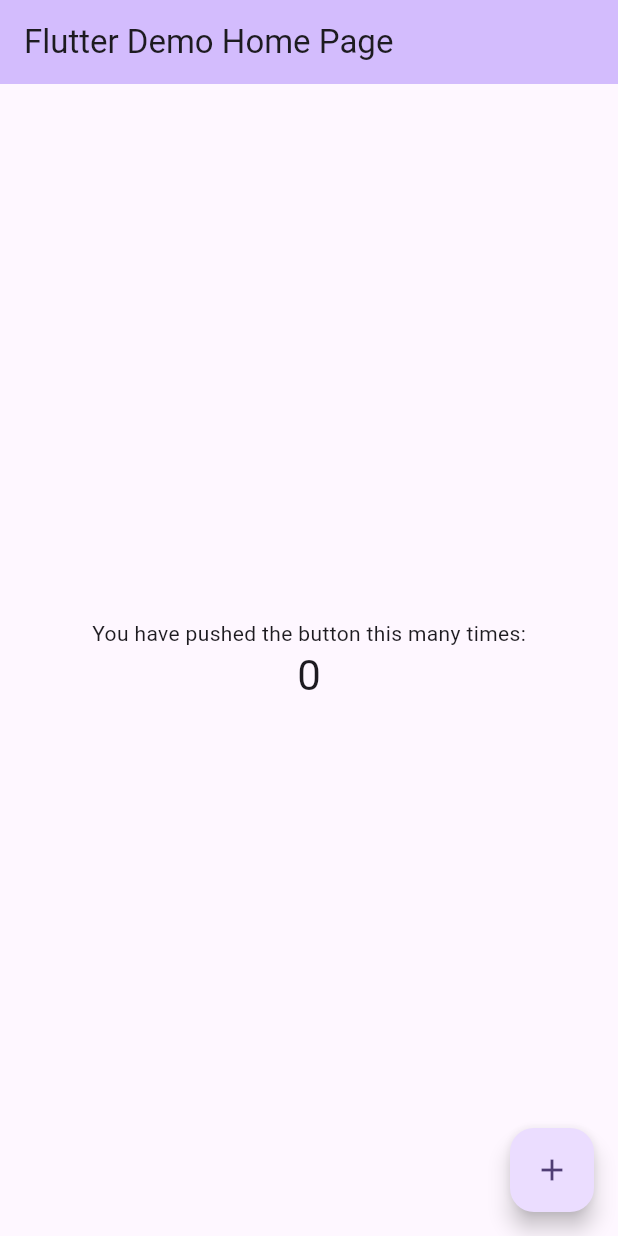
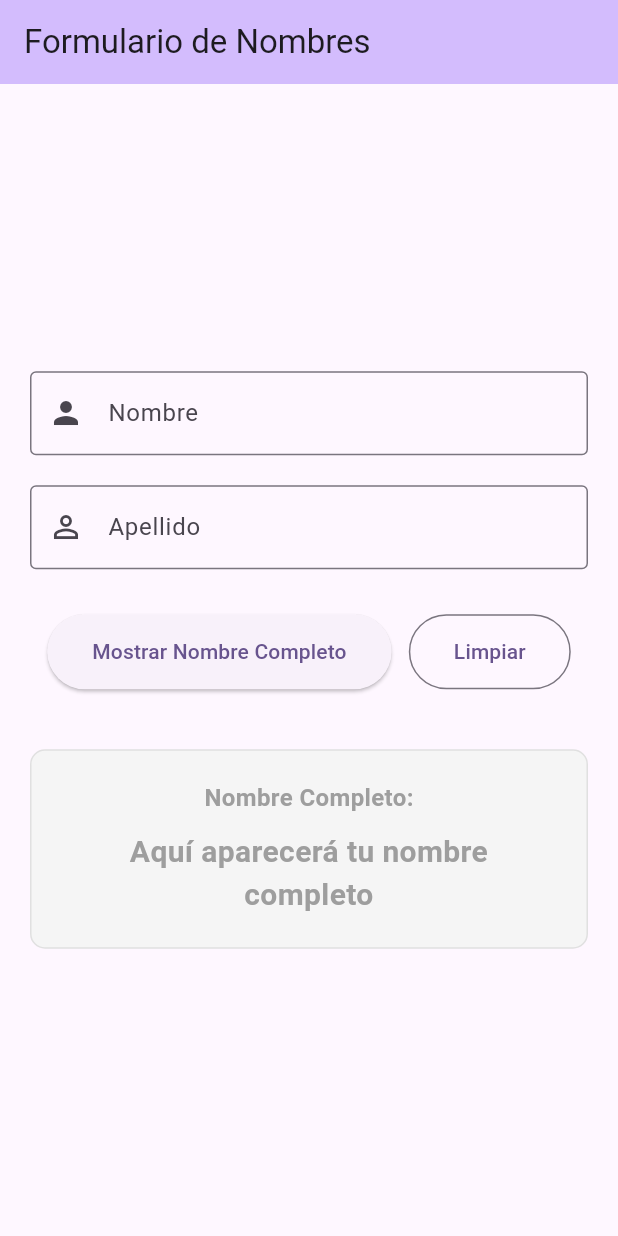
Before and after one commit to dduranuceva/pruebas_grupo_uno, a Flutter app: the screen it shows after launch, on a phone screen of 412 x 824 dp. Run offline on Flutter 3.47's test engine with Material 3 defaults, Android fonts, the phone set to English and light mode, and no system bars.

Commit message:
Implementar formulario para ingresar nombre y apellido con funcionalidad de concatenación y limpieza de campos

```diff
--- a/lib/main.dart
+++ b/lib/main.dart
@@ -7,116 +7,173 @@ void main() {
 class MyApp extends StatelessWidget {
   const MyApp({super.key});
 
-  // This widget is the root of your application.
   @override
   Widget build(BuildContext context) {
     return MaterialApp(
-      title: 'Flutter Demo',
+      title: 'Formulario Nombre y Apellido',
       theme: ThemeData(
-        // This is the theme of your application.
-        //
-        // TRY THIS: Try running your application with "flutter run". You'll see
-        // the application has a purple toolbar. Then, without quitting the app,
-        // try changing the seedColor in the colorScheme below to Colors.green
-        // and then invoke "hot reload" (save your changes or press the "hot
-        // reload" button in a Flutter-supported IDE, or press "r" if you used
-        // the command line to start the app).
-        //
-        // Notice that the counter didn't reset back to zero; the application
-        // state is not lost during the reload. To reset the state, use hot
-        // restart instead.
-        //
-        // This works for code too, not just values: Most code changes can be
-        // tested with just a hot reload.
         colorScheme: ColorScheme.fromSeed(seedColor: Colors.deepPurple),
       ),
-      home: const MyHomePage(title: 'Flutter Demo Home Page'),
+      home: const FormularioPage(),
     );
   }
 }
 
-class MyHomePage extends StatefulWidget {
-  const MyHomePage({super.key, required this.title});
-
-  // This widget is the home page of your application. It is stateful, meaning
-  // that it has a State object (defined below) that contains fields that affect
-  // how it looks.
-
-  // This class is the configuration for the state. It holds the values (in this
-  // case the title) provided by the parent (in this case the App widget) and
-  // used by the build method of the State. Fields in a Widget subclass are
-  // always marked "final".
-
-  final String title;
+class FormularioPage extends StatefulWidget {
+  const FormularioPage({super.key});
 
   @override
-  State<MyHomePage> createState() => _MyHomePageState();
+  State<FormularioPage> createState() => _FormularioPageState();
 }
 
-class _MyHomePageState extends State<MyHomePage> {
-  int _counter = 0;
+class _FormularioPageState extends State<FormularioPage> {
+  // Controladores para los campos de texto
+  final TextEditingController _nombreController = TextEditingController();
+  final TextEditingController _apellidoController = TextEditingController();
 
-  void _incrementCounter() {
+  // Variable para mostrar el resultado
+  String _nombreCompleto = '';
+
+  // Función para concatenar nombre y apellido
+  void _concatenarNombres() {
     setState(() {
-      // This call to setState tells the Flutter framework that something has
-      // changed in this State, which causes it to rerun the build method below
-      // so that the display can reflect the updated values. If we changed
-      // _counter without calling setState(), then the build method would not be
-      // called again, and so nothing would appear to happen.
-      _counter++;
+      String nombre = _nombreController.text.trim();
+      String apellido = _apellidoController.text.trim();
+
+      if (nombre.isNotEmpty && apellido.isNotEmpty) {
+        _nombreCompleto = '$nombre $apellido';
+      } else if (nombre.isNotEmpty) {
+        _nombreCompleto = nombre;
+      } else if (apellido.isNotEmpty) {
+        _nombreCompleto = apellido;
+      } else {
+        _nombreCompleto = 'Por favor ingresa nombre y apellido';
+      }
+    });
+  }
+
+  // Limpiar los campos
+  void _limpiarCampos() {
+    setState(() {
+      _nombreController.clear();
+      _apellidoController.clear();
+      _nombreCompleto = '';
     });
   }
 
   @override
+  void dispose() {
+    // Liberar los controladores cuando el widget se destruye
+    _nombreController.dispose();
+    _apellidoController.dispose();
+    super.dispose();
+  }
+
+  @override
   Widget build(BuildContext context) {
-    // This method is rerun every time setState is called, for instance as done
-    // by the _incrementCounter method above.
-    //
-    // The Flutter framework has been optimized to make rerunning build methods
-    // fast, so that you can just rebuild anything that needs updating rather
-    // than having to individually change instances of widgets.
     return Scaffold(
       appBar: AppBar(
-        // TRY THIS: Try changing the color here to a specific color (to
-        // Colors.amber, perhaps?) and trigger a hot reload to see the AppBar
-        // change color while the other colors stay the same.
         backgroundColor: Theme.of(context).colorScheme.inversePrimary,
-        // Here we take the value from the MyHomePage object that was created by
-        // the App.build method, and use it to set our appbar title.
-        title: Text(widget.title),
+        title: const Text('Formulario de Nombres'),
       ),
-      body: Center(
-        // Center is a layout widget. It takes a single child and positions it
-        // in the middle of the parent.
+      body: Padding(
+        padding: const EdgeInsets.all(20.0),
         child: Column(
-          // Column is also a layout widget. It takes a list of children and
-          // arranges them vertically. By default, it sizes itself to fit its
-          // children horizontally, and tries to be as tall as its parent.
-          //
-          // Column has various properties to control how it sizes itself and
-          // how it positions its children. Here we use mainAxisAlignment to
-          // center the children vertically; the main axis here is the vertical
-          // axis because Columns are vertical (the cross axis would be
-          // horizontal).
-          //
-          // TRY THIS: Invoke "debug painting" (choose the "Toggle Debug Paint"
-          // action in the IDE, or press "p" in the console), to see the
-          // wireframe for each widget.
           mainAxisAlignment: MainAxisAlignment.center,
           children: <Widget>[
-            const Text('You have pushed the button this many times:'),
-            Text(
-              '$_counter',
-              style: Theme.of(context).textTheme.headlineMedium,
+            // Campo de texto para el nombre
+            TextField(
+              controller: _nombreController,
+              decoration: const InputDecoration(
+                labelText: 'Nombre',
+                hintText: 'Ingresa tu nombre',
+                border: OutlineInputBorder(),
+                prefixIcon: Icon(Icons.person),
+              ),
+              textCapitalization: TextCapitalization.words,
+            ),
+            const SizedBox(height: 20),
+
+            // Campo de texto para el apellido
+            TextField(
+              controller: _apellidoController,
+              decoration: const InputDecoration(
+                labelText: 'Apellido',
+                hintText: 'Ingresa tu apellido',
+                border: OutlineInputBorder(),
+                prefixIcon: Icon(Icons.person_outline),
+              ),
+              textCapitalization: TextCapitalization.words,
+            ),
+            const SizedBox(height: 30),
+
+            // Botones
+            Row(
+              mainAxisAlignment: MainAxisAlignment.spaceEvenly,
+              children: [
+                ElevatedButton(
+                  onPressed: _concatenarNombres,
+                  style: ElevatedButton.styleFrom(
+                    padding: const EdgeInsets.symmetric(
+                      horizontal: 30,
+                      vertical: 15,
+                    ),
+                  ),
+                  child: const Text('Mostrar Nombre Completo'),
+                ),
+                OutlinedButton(
+                  onPressed: _limpiarCampos,
+                  style: OutlinedButton.styleFrom(
+                    padding: const EdgeInsets.symmetric(
+                      horizontal: 30,
+                      vertical: 15,
+                    ),
+                  ),
+                  child: const Text('Limpiar'),
+                ),
+              ],
+            ),
+            const SizedBox(height: 40),
+
+            // Mostrar el resultado
+            Container(
+              width: double.infinity,
+              padding: const EdgeInsets.all(20),
+              decoration: BoxDecoration(
+                color: Colors.grey[100],
+                borderRadius: BorderRadius.circular(10),
+                border: Border.all(color: Colors.grey[300]!),
+              ),
+              child: Column(
+                children: [
+                  const Text(
+                    'Nombre Completo:',
+                    style: TextStyle(
+                      fontSize: 16,
+                      fontWeight: FontWeight.bold,
+                      color: Colors.grey,
+                    ),
+                  ),
+                  const SizedBox(height: 10),
+                  Text(
+                    _nombreCompleto.isEmpty
+                        ? 'Aquí aparecerá tu nombre completo'
+                        : _nombreCompleto,
+                    style: TextStyle(
+                      fontSize: 20,
+                      fontWeight: FontWeight.bold,
+                      color: _nombreCompleto.isEmpty
+                          ? Colors.grey
+                          : Colors.deepPurple,
+                    ),
+                    textAlign: TextAlign.center,
+                  ),
+                ],
+              ),
             ),
           ],
         ),
       ),
-      floatingActionButton: FloatingActionButton(
-        onPressed: _incrementCounter,
-        tooltip: 'Increment',
-        child: const Icon(Icons.add),
-      ), // This trailing comma makes auto-formatting nicer for build methods.
     );
   }
 }
```
